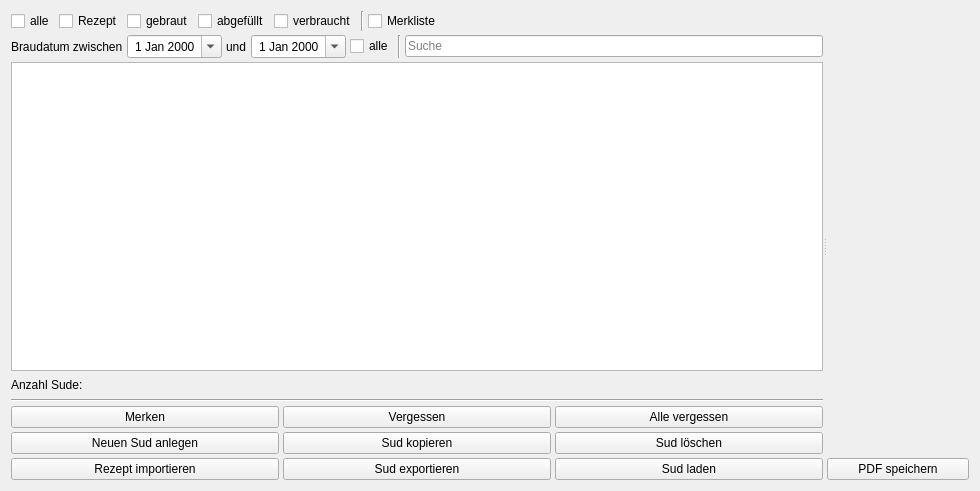
First picture: the form in kleiner-brauhelfer/tabsudauswahl.ui, repository kleiner-brauhelfer/kleiner-brauhelfer-2, before the edit.
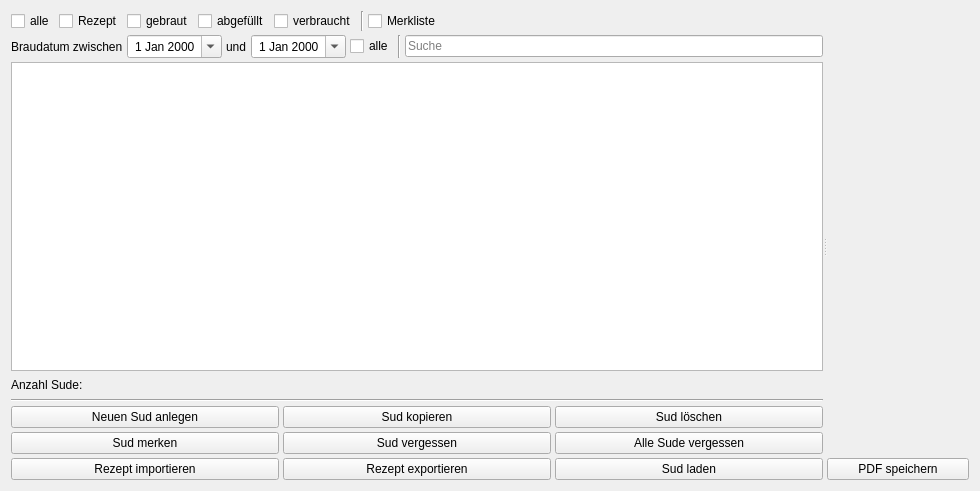
Second picture: the form after the edit. Custom widgets are drawn as their Qt base class.

Patch:
```diff
--- a/kleiner-brauhelfer/tabsudauswahl.ui
+++ b/kleiner-brauhelfer/tabsudauswahl.ui
@@ -216,10 +216,10 @@
          <property name="verticalSpacing">
           <number>4</number>
          </property>
-         <item row="0" column="2">
-          <widget class="QPushButton" name="btnAlleVergessen">
+         <item row="2" column="1">
+          <widget class="QPushButton" name="btnExportieren">
            <property name="text">
-            <string>Alle vergessen</string>
+            <string>Rezept exportieren</string>
            </property>
           </widget>
          </item>
@@ -237,48 +237,48 @@
            </property>
           </widget>
          </item>
-         <item row="1" column="0">
+         <item row="0" column="0">
           <widget class="QPushButton" name="btnAnlegen">
            <property name="text">
             <string>Neuen Sud anlegen</string>
            </property>
           </widget>
          </item>
-         <item row="2" column="1">
-          <widget class="QPushButton" name="btnExportieren">
-           <property name="text">
-            <string>Sud exportieren</string>
-           </property>
-          </widget>
-         </item>
-         <item row="0" column="1">
-          <widget class="QPushButton" name="btnVergessen">
-           <property name="text">
-            <string>Vergessen</string>
-           </property>
-          </widget>
-         </item>
-         <item row="0" column="0">
-          <widget class="QPushButton" name="btnMerken">
-           <property name="text">
-            <string>Merken</string>
-           </property>
-          </widget>
-         </item>
-         <item row="1" column="2">
-          <widget class="QPushButton" name="btnLoeschen">
-           <property name="text">
-            <string>Sud löschen</string>
-           </property>
-          </widget>
-         </item>
          <item row="1" column="1">
+          <widget class="QPushButton" name="btnVergessen">
+           <property name="text">
+            <string>Sud vergessen</string>
+           </property>
+          </widget>
+         </item>
+         <item row="0" column="1">
           <widget class="QPushButton" name="btnKopieren">
            <property name="text">
             <string>Sud kopieren</string>
            </property>
           </widget>
          </item>
+         <item row="0" column="2">
+          <widget class="QPushButton" name="btnLoeschen">
+           <property name="text">
+            <string>Sud löschen</string>
+           </property>
+          </widget>
+         </item>
+         <item row="1" column="2">
+          <widget class="QPushButton" name="btnAlleVergessen">
+           <property name="text">
+            <string>Alle Sude vergessen</string>
+           </property>
+          </widget>
+         </item>
+         <item row="1" column="0">
+          <widget class="QPushButton" name="btnMerken">
+           <property name="text">
+            <string>Sud merken</string>
+           </property>
+          </widget>
+         </item>
         </layout>
        </item>
       </layout>
@@ -305,17 +305,17 @@
   </layout>
  </widget>
  <customwidgets>
-  <customwidget>
-   <class>DateEdit</class>
-   <extends>QDateEdit</extends>
-   <header>widgets/dateedit.h</header>
-  </customwidget>
   <customwidget>
    <class>WdgWebViewEditable</class>
    <extends>QWidget</extends>
    <header>widgets/wdgwebvieweditable.h</header>
    <container>1</container>
   </customwidget>
+  <customwidget>
+   <class>DateEdit</class>
+   <extends>QDateEdit</extends>
+   <header>widgets/dateedit.h</header>
+  </customwidget>
  </customwidgets>
  <tabstops>
   <tabstop>cbAlle</tabstop>
```
Left out of the diff: 6 changed lines with no effect on the pictures.
